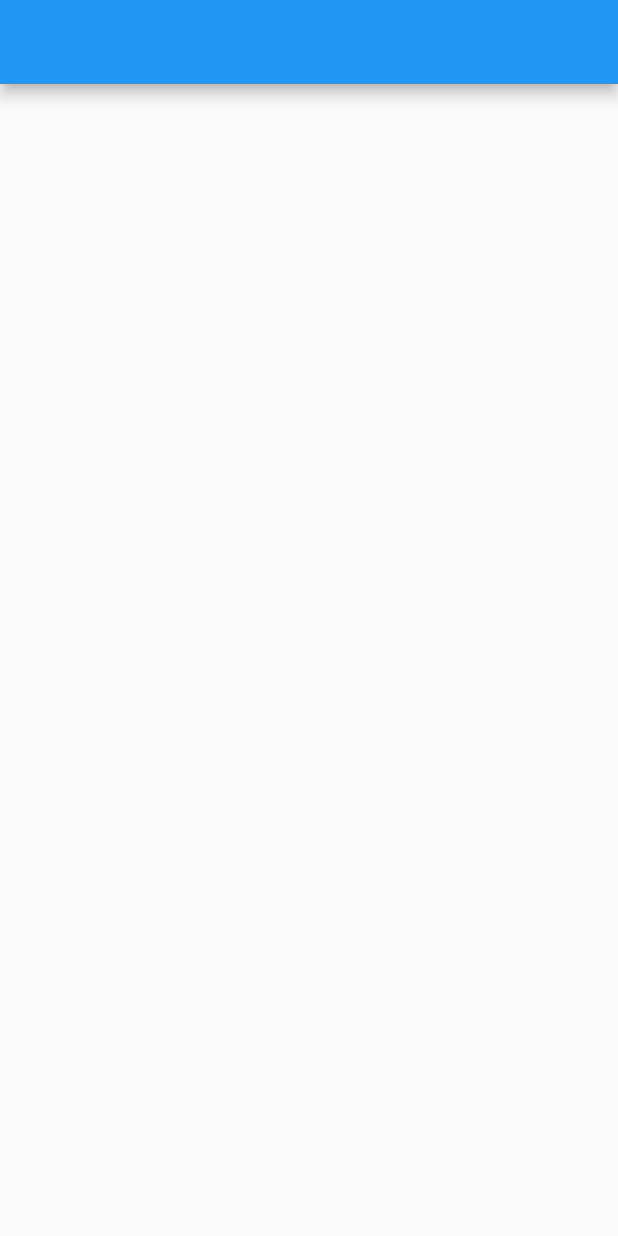
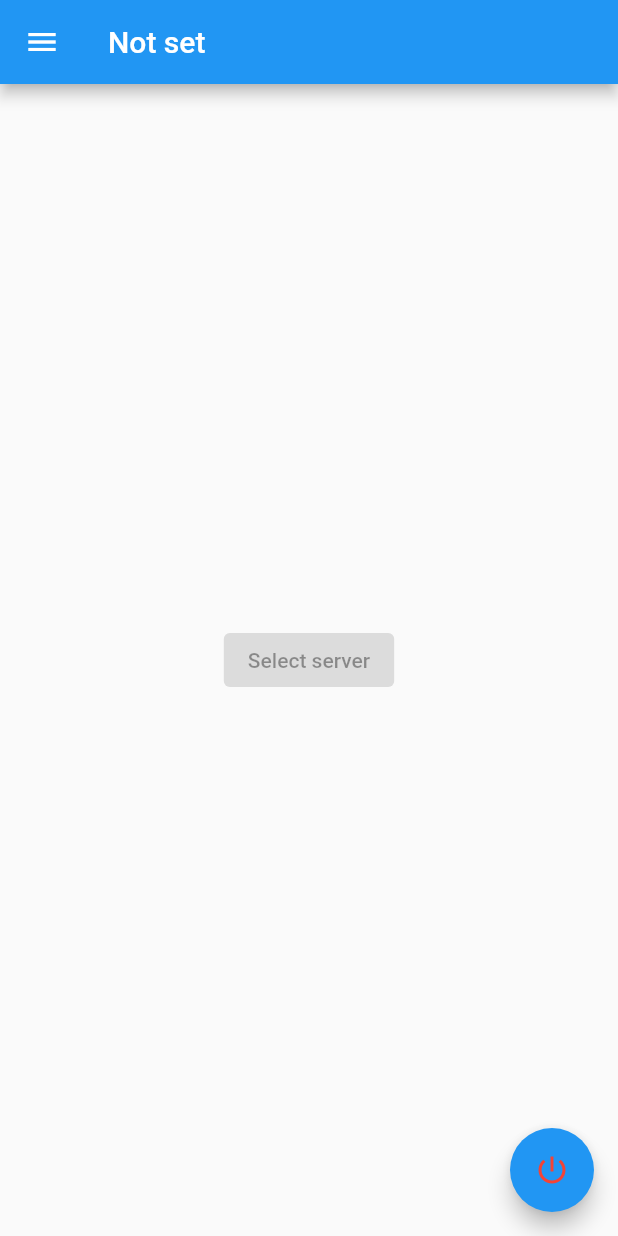
Before and after one commit to Ali-Hassanii/DNS-changer, a Flutter app: the screen it shows after launch, on a phone screen of 412 x 824 dp. Run offline on Flutter 3.47's test engine with Material 2 defaults, Android fonts, the phone set to English and light mode, and no system bars; our stand-ins replace bloc, flutter_bloc; missing offline and left inert: system_tray, window_manager; statements that could not run were skipped.

Commit message:
Modify `RootPage` - added floating connect button - added `ConnectionCubit`

```diff
--- a/lib/main.dart
+++ b/lib/main.dart
@@ -100,6 +100,7 @@ class _AppLogicState extends State<AppLogic> with WindowListener {
   Widget build(BuildContext context) {
     return const MaterialApp(
       title: "DNS changer",
+      debugShowCheckedModeBanner: false,
       home: RootPage(),
     );
   }
--- /dev/null
+++ b/lib/modules/connection_cubit.dart
@@ -0,0 +1,13 @@
+import 'package:bloc/bloc.dart';
+
+
+class ConnectionCubit extends Cubit<bool> {
+  ConnectionCubit() : super(false);
+
+  void connect() {
+    emit(true);
+  }
+  void disconnect() {
+    emit(false);
+  }
+}
--- /dev/null
+++ b/lib/pages/root/app_bar.dart
@@ -0,0 +1,89 @@
+part of 'root.dart';
+
+class ItemContent {
+  String? value;
+  String? label;
+  IconData? icon;
+  bool enabled;
+
+  ItemContent({this.value, this.label, this.icon, this.enabled = true});
+}
+
+List items = [
+  ItemContent(
+    value: "server",
+    label: "Edit servers",
+    icon: Icons.dns,
+    enabled: false,
+  ),
+  ItemContent(),
+  ItemContent(
+    value: "close",
+    label: "Close the window",
+    icon: Icons.transit_enterexit,
+  ),
+  ItemContent(
+    value: "exit",
+    label: "Exit the app",
+    icon: Icons.close,
+  ),
+  ItemContent(),
+  ItemContent(
+    value: "donate",
+    label: "Donate",
+    icon: Icons.attach_money,
+    enabled: false,
+  ),
+  ItemContent(
+    value: "about",
+    label: "About this app",
+    icon: Icons.open_in_browser,
+    enabled: false,
+  ),
+];
+
+class AppBarPopup extends StatelessWidget {
+  const AppBarPopup({super.key});
+
+  @override
+  Widget build(BuildContext context) {
+    return PopupMenuButton<String>(
+      icon: const Icon(Icons.menu),
+      tooltip: "Menu",
+      onSelected: (String item) {
+        switch (item) {
+          case "close":
+            windowManager.hide();
+            break;
+          case "exit":
+            windowManager.close();
+            break;
+        }
+      },
+      itemBuilder: (context) => items.map<PopupMenuEntry<String>>((item) {
+        if (item.value != null) {
+          return PopupMenuItem<String>(
+            value: item.value,
+            enabled: item.enabled,
+            child: Row(
+              children: [
+                Icon(
+                  item.icon,
+                  color: Theme.of(context).colorScheme.secondary,
+                  size: 20,
+                ),
+                const SizedBox(width: 18),
+                Text(
+                  item.label,
+                  style: Theme.of(context).textTheme.labelMedium,
+                ),
+              ],
+            ),
+          );
+        } else {
+          return const PopupMenuDivider();
+        }
+      }).toList(),
+    );
+  }
+}
--- a/lib/pages/root/root.dart
+++ b/lib/pages/root/root.dart
@@ -1,12 +1,61 @@
+import 'package:dns_changer/modules/connection_cubit.dart';
 import 'package:flutter/material.dart';
+import 'package:flutter_bloc/flutter_bloc.dart';
+import 'package:window_manager/window_manager.dart';
+
+part 'app_bar.dart';
+
+ConnectionCubit connection = ConnectionCubit();
 
 class RootPage extends StatelessWidget {
   const RootPage({super.key});
 
   @override
   Widget build(BuildContext context) {
-    return Scaffold(
-      appBar: AppBar(),
+    return BlocBuilder<ConnectionCubit, bool>(
+      bloc: connection,
+      builder: (context, state) {
+        return Scaffold(
+          appBar: AppBar(
+            title: Text(connection.state ? "Running" : "Not set"),
+            leading: const AppBarPopup(),
+          ),
+          body: const RootBody(),
+          floatingActionButton: FloatingActionButton(
+            onPressed: () {
+              if (connection.state) {
+                connection.disconnect();
+              } else {
+                connection.connect();
+              }
+            },
+            child: Icon(
+              Icons.power_settings_new,
+              color: connection.state ? Colors.green : Colors.red,
+            ),
+          ),
+        );
+      },
     );
   }
 }
+
+class RootBody extends StatelessWidget {
+  const RootBody({super.key});
+
+  @override
+  Widget build(BuildContext context) {
+    return const Center(
+      child: Column(
+        mainAxisSize: MainAxisSize.max,
+        mainAxisAlignment: MainAxisAlignment.spaceEvenly,
+        children: [
+          ElevatedButton(
+            onPressed: null, // TODO: Server list page
+            child: Text("Select server"),
+          ),
+        ],
+      ),
+    );
+  }
+}
--- a/pubspec.yaml
+++ b/pubspec.yaml
@@ -12,6 +12,8 @@ dependencies:
   cupertino_icons: ^1.0.2
   window_manager: ^0.3.5
   system_tray: ^2.0.3
+  bloc: ^8.1.2
+  flutter_bloc: ^8.1.3
 
 dev_dependencies:
   flutter_test:
```
Also changed, not shown: pubspec.lock.
